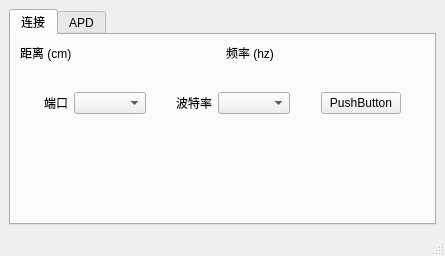
First picture: the form in tf03_production/main_window.ui, repository codincodee/tf03_sdk, before the edit.
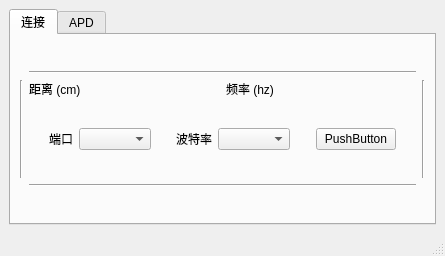
Second picture: the form after the edit. Icons and pictures are not drawn.

What changed in the file:
```diff
--- a/tf03_production/main_window.ui
+++ b/tf03_production/main_window.ui
@@ -32,7 +32,54 @@
         <string>连接</string>
        </attribute>
        <layout class="QGridLayout" name="gridLayout_5">
+        <item row="9" column="3">
+         <widget class="Line" name="line_3">
+          <property name="orientation">
+           <enum>Qt::Vertical</enum>
+          </property>
+         </widget>
+        </item>
+        <item row="10" column="2">
+         <widget class="Line" name="line_2">
+          <property name="orientation">
+           <enum>Qt::Horizontal</enum>
+          </property>
+         </widget>
+        </item>
+        <item row="1" column="2">
+         <widget class="Line" name="line">
+          <property name="orientation">
+           <enum>Qt::Horizontal</enum>
+          </property>
+         </widget>
+        </item>
         <item row="9" column="0">
+         <spacer name="horizontalSpacer_5">
+          <property name="orientation">
+           <enum>Qt::Horizontal</enum>
+          </property>
+          <property name="sizeHint" stdset="0">
+           <size>
+            <width>40</width>
+            <height>20</height>
+           </size>
+          </property>
+         </spacer>
+        </item>
+        <item row="9" column="4">
+         <spacer name="horizontalSpacer_6">
+          <property name="orientation">
+           <enum>Qt::Horizontal</enum>
+          </property>
+          <property name="sizeHint" stdset="0">
+           <size>
+            <width>40</width>
+            <height>20</height>
+           </size>
+          </property>
+         </spacer>
+        </item>
+        <item row="9" column="2">
          <layout class="QVBoxLayout" name="verticalLayout">
           <item>
            <layout class="QGridLayout" name="gridLayout_3">
@@ -196,6 +243,39 @@
           </item>
          </layout>
         </item>
+        <item row="11" column="2">
+         <spacer name="verticalSpacer">
+          <property name="orientation">
+           <enum>Qt::Vertical</enum>
+          </property>
+          <property name="sizeHint" stdset="0">
+           <size>
+            <width>20</width>
+            <height>40</height>
+           </size>
+          </property>
+         </spacer>
+        </item>
+        <item row="0" column="2">
+         <spacer name="verticalSpacer_3">
+          <property name="orientation">
+           <enum>Qt::Vertical</enum>
+          </property>
+          <property name="sizeHint" stdset="0">
+           <size>
+            <width>20</width>
+            <height>40</height>
+           </size>
+          </property>
+         </spacer>
+        </item>
+        <item row="9" column="1">
+         <widget class="Line" name="line_4">
+          <property name="orientation">
+           <enum>Qt::Vertical</enum>
+          </property>
+         </widget>
+        </item>
        </layout>
       </widget>
       <widget class="QWidget" name="tab_2">
```
Left out of the diff: 40 changed lines with no effect on the pictures.
